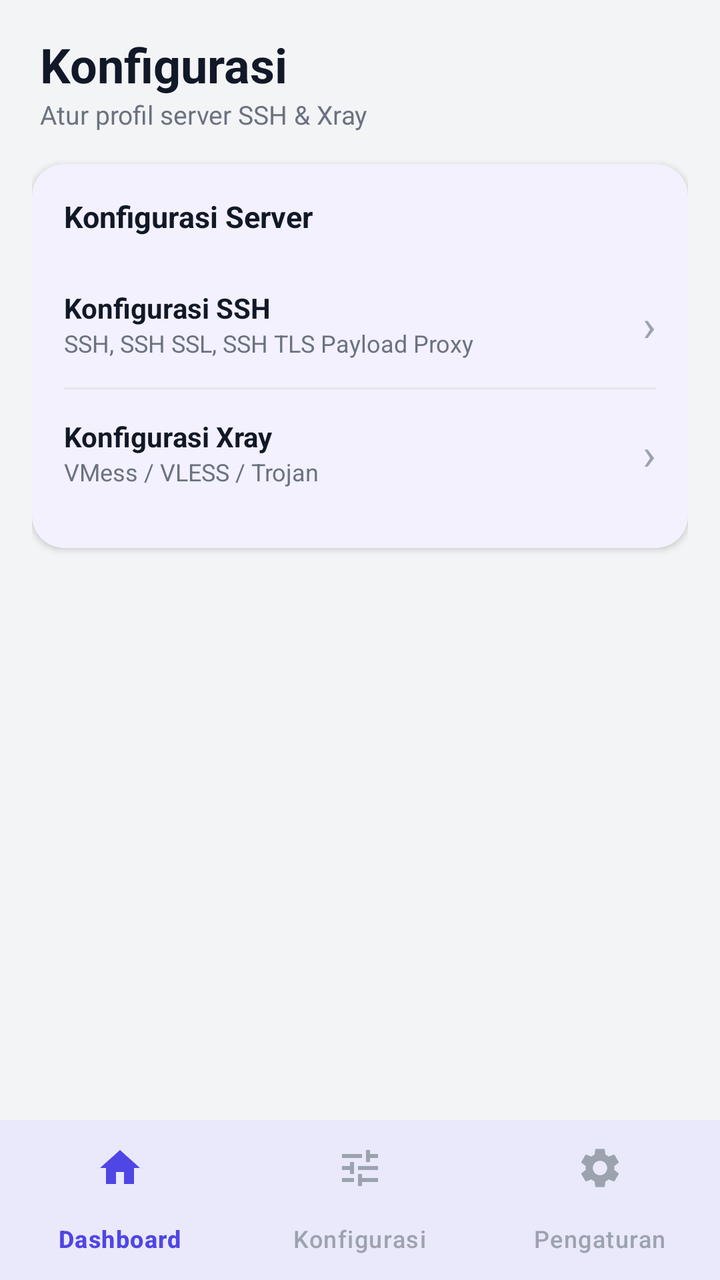
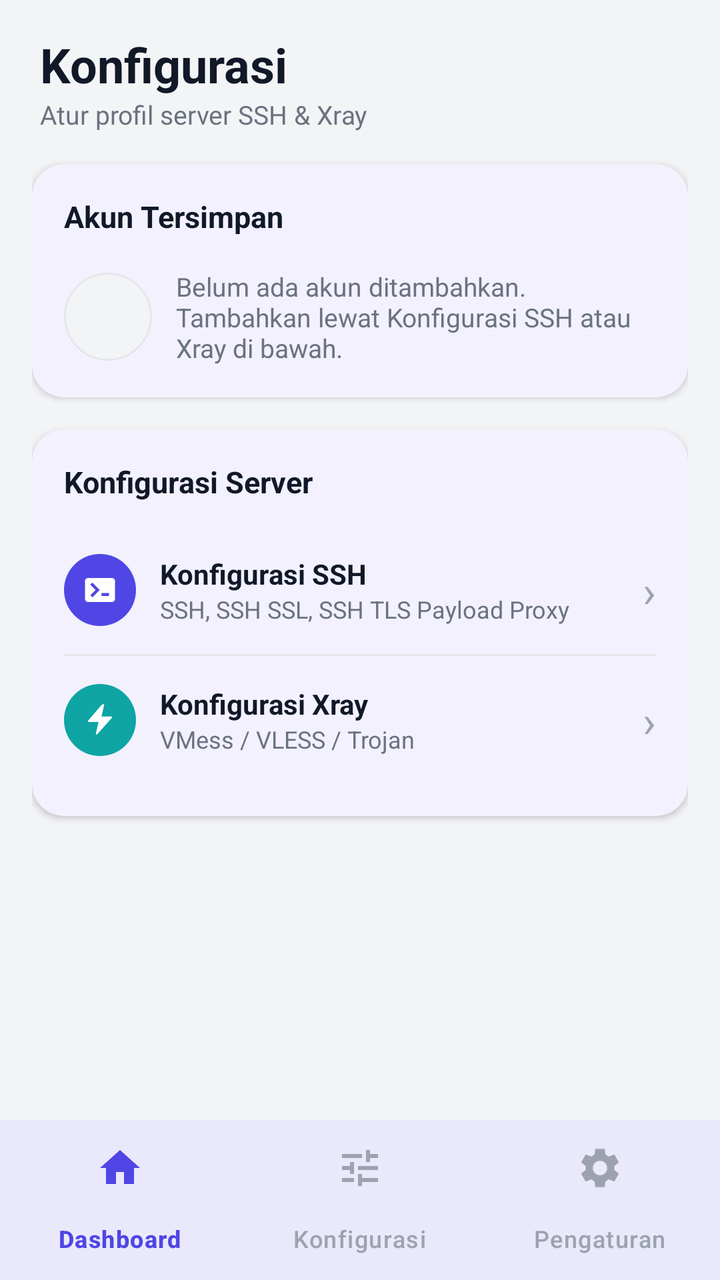

Screens rendered from an Android XML layout before and after an edit, with the pre-edit source and the edit as a unified diff.
<!-- AndroidManifest.xml: application theme Theme.TunnelApp -->
<!-- res/layout/activity_config.xml -->
<?xml version="1.0" encoding="utf-8"?>
<LinearLayout xmlns:android="http://schemas.android.com/apk/res/android"
    xmlns:app="http://schemas.android.com/apk/res-auto"
    android:layout_width="match_parent"
    android:layout_height="match_parent"
    android:orientation="vertical"
    android:background="@color/app_background">

    <ScrollView
        android:layout_width="match_parent"
        android:layout_height="0dp"
        android:layout_weight="1"
        android:fillViewport="true">

        <LinearLayout
            android:layout_width="match_parent"
            android:layout_height="wrap_content"
            android:orientation="vertical"
            android:padding="16dp">

            
            <LinearLayout
                android:layout_width="match_parent"
                android:layout_height="wrap_content"
                android:orientation="vertical"
                android:paddingStart="4dp"
                android:paddingEnd="4dp"
                android:layout_marginBottom="16dp">

                <TextView
                    android:layout_width="wrap_content"
                    android:layout_height="wrap_content"
                    android:text="Konfigurasi"
                    android:textColor="@color/text_primary"
                    android:textSize="24sp"
                    android:textStyle="bold" />

                <TextView
                    android:layout_width="wrap_content"
                    android:layout_height="wrap_content"
                    android:text="Atur profil server SSH &amp; Xray"
                    android:textColor="@color/text_secondary"
                    android:textSize="13sp" />
            </LinearLayout>

            
            <com.google.android.material.card.MaterialCardView
                style="@style/Card.Section"
                android:layout_width="match_parent"
                android:layout_height="wrap_content"
                android:layout_marginBottom="16dp">

                <LinearLayout
                    android:layout_width="match_parent"
                    android:layout_height="wrap_content"
                    android:orientation="vertical">

                    <TextView
                        style="@style/SectionTitleText"
                        android:layout_width="wrap_content"
                        android:layout_height="wrap_content"
                        android:text="Konfigurasi Server" />

                    <LinearLayout
                        android:id="@+id/rowConfigSsh"
                        android:layout_width="match_parent"
                        android:layout_height="wrap_content"
                        android:orientation="horizontal"
                        android:gravity="center_vertical"
                        android:paddingTop="14dp"
                        android:paddingBottom="14dp"
                        android:clickable="true"
                        android:focusable="true"
                        android:background="?attr/selectableItemBackground">

                        <LinearLayout
                            android:layout_width="0dp"
                            android:layout_height="wrap_content"
                            android:layout_weight="1"
                            android:orientation="vertical">

                            <TextView
                                android:layout_width="wrap_content"
                                android:layout_height="wrap_content"
                                android:text="Konfigurasi SSH"
                                android:textColor="@color/text_primary"
                                android:textStyle="bold"
                                android:textSize="14sp" />

                            <TextView
                                android:layout_width="wrap_content"
                                android:layout_height="wrap_content"
                                android:text="SSH, SSH SSL, SSH TLS Payload Proxy"
                                android:textColor="@color/text_secondary"
                                android:textSize="12sp" />
                        </LinearLayout>

                        <TextView
                            android:layout_width="wrap_content"
                            android:layout_height="wrap_content"
                            android:text="›"
                            android:textColor="@color/text_hint"
                            android:textSize="22sp" />
                    </LinearLayout>

                    <View
                        android:layout_width="match_parent"
                        android:layout_height="1dp"
                        android:background="@color/divider" />

                    <LinearLayout
                        android:id="@+id/rowConfigXray"
                        android:layout_width="match_parent"
                        android:layout_height="wrap_content"
                        android:orientation="horizontal"
                        android:gravity="center_vertical"
                        android:paddingTop="14dp"
                        android:paddingBottom="14dp"
                        android:clickable="true"
                        android:focusable="true"
                        android:background="?attr/selectableItemBackground">

                        <LinearLayout
                            android:layout_width="0dp"
                            android:layout_height="wrap_content"
                            android:layout_weight="1"
                            android:orientation="vertical">

                            <TextView
                                android:layout_width="wrap_content"
                                android:layout_height="wrap_content"
                                android:text="Konfigurasi Xray"
                                android:textColor="@color/text_primary"
                                android:textStyle="bold"
                                android:textSize="14sp" />

                            <TextView
                                android:layout_width="wrap_content"
                                android:layout_height="wrap_content"
                                android:text="VMess / VLESS / Trojan"
                                android:textColor="@color/text_secondary"
                                android:textSize="12sp" />
                        </LinearLayout>

                        <TextView
                            android:layout_width="wrap_content"
                            android:layout_height="wrap_content"
                            android:text="›"
                            android:textColor="@color/text_hint"
                            android:textSize="22sp" />
                    </LinearLayout>
                </LinearLayout>
            </com.google.android.material.card.MaterialCardView>

            <TextView
                android:id="@+id/tvActiveProfileConfig"
                android:layout_width="match_parent"
                android:layout_height="wrap_content"
                android:paddingStart="4dp"
                android:paddingEnd="4dp"
                android:text=""
                android:textColor="@color/text_secondary"
                android:textSize="12sp" />

        </LinearLayout>
    </ScrollView>

    
    <com.google.android.material.bottomnavigation.BottomNavigationView
        android:id="@+id/bottomNav"
        style="@style/Widget.TunnelApp.BottomNav"
        android:layout_width="match_parent"
        android:layout_height="wrap_content"
        app:menu="@menu/bottom_nav_menu" />

</LinearLayout>
<!-- resources referenced by this layout -->
<resources>
  <color name="app_background">#F3F4F6</color>
  <color name="divider">#E5E7EB</color>
  <color name="text_hint">#9CA3AF</color>
  <color name="text_primary">#111827</color>
  <color name="text_secondary">#6B7280</color>
  <style name="Card.Section" parent="Widget.Material3.CardView.Elevated">
          <item name="cardCornerRadius">16dp</item>
          <item name="cardElevation">2dp</item>
          <item name="contentPadding">16dp</item>
          <item name="cardBackgroundColor">@color/card_background</item>
          <item name="strokeWidth">0dp</item>
      </style>
  <style name="SectionTitleText">
          <item name="android:textColor">@color/text_primary</item>
          <item name="android:textStyle">bold</item>
          <item name="android:textSize">15sp</item>
          <item name="android:layout_marginBottom">12dp</item>
      </style>
  <color name="card_background">#FFFFFF</color>
  <color name="brand_primary">#4F46E5</color>
  <color name="brand_primary_dark">#4338CA</color>
  <color name="brand_on_primary">#FFFFFF</color>
  <color name="brand_secondary">#0EA5A4</color>
  <!-- unchanged entries left out for length: 2 -->
</resources>

<!-- the commit's change to res/layout/activity_config.xml (unified diff, before → after) -->
@@ -59,6 +59,146 @@
                         style="@style/SectionTitleText"
                         android:layout_width="wrap_content"
                         android:layout_height="wrap_content"
+                        android:layout_marginBottom="4dp"
+                        android:text="Akun Tersimpan" />
+
+                    
+                    <LinearLayout
+                        android:id="@+id/llAccountFilled"
+                        android:layout_width="match_parent"
+                        android:layout_height="wrap_content"
+                        android:orientation="horizontal"
+                        android:gravity="center_vertical"
+                        android:paddingTop="12dp"
+                        android:visibility="gone">
+
+                        <FrameLayout
+                            android:layout_width="44dp"
+                            android:layout_height="44dp"
+                            android:layout_marginEnd="12dp">
+
+                            <View
+                                android:id="@+id/ivAccountAvatarBg"
+                                android:layout_width="match_parent"
+                                android:layout_height="match_parent"
+                                android:background="@drawable/bg_avatar_ssh" />
+
+                            <ImageView
+                                android:id="@+id/ivAccountIcon"
+                                android:layout_width="22dp"
+                                android:layout_height="22dp"
+                                android:layout_gravity="center"
+                                android:src="@drawable/ic_account_ssh"
+                                android:contentDescription="@null" />
+                        </FrameLayout>
+
+                        <LinearLayout
+                            android:layout_width="0dp"
+                            android:layout_height="wrap_content"
+                            android:layout_weight="1"
+                            android:orientation="vertical">
+
+                            <TextView
+                                android:id="@+id/tvAccountTypeBadge"
+                                android:layout_width="wrap_content"
+                                android:layout_height="wrap_content"
+                                android:background="@drawable/bg_pill_brand_soft"
+                                android:paddingStart="8dp"
+                                android:paddingEnd="8dp"
+                                android:paddingTop="2dp"
+                                android:paddingBottom="2dp"
+                                android:layout_marginBottom="4dp"
+                                android:text="SSH"
+                                android:textColor="@color/brand_primary"
+                                android:textStyle="bold"
+                                android:textSize="11sp" />
+
+                            <TextView
+                                android:id="@+id/tvAccountTitle"
+                                android:layout_width="wrap_content"
+                                android:layout_height="wrap_content"
+                                android:text="host:port"
+                                android:textColor="@color/text_primary"
+                                android:textStyle="bold"
+                                android:textSize="14sp"
+                                android:maxLines="1"
+                                android:ellipsize="end" />
+                        </LinearLayout>
+
+                        <LinearLayout
+                            android:id="@+id/btnEditAccount"
+                            android:layout_width="wrap_content"
+                            android:layout_height="wrap_content"
+                            android:orientation="horizontal"
+                            android:gravity="center_vertical"
+                            android:background="@drawable/bg_btn_edit_outline"
+                            android:clickable="true"
+                            android:focusable="true"
+                            android:foreground="?attr/selectableItemBackground"
+                            android:paddingStart="12dp"
+                            android:paddingEnd="14dp"
+                            android:paddingTop="8dp"
+                            android:paddingBottom="8dp">
+
+                            <ImageView
+                                android:layout_width="16dp"
+                                android:layout_height="16dp"
+                                android:layout_marginEnd="6dp"
+                                android:src="@drawable/ic_edit_pencil"
+                                android:contentDescription="@null" />
+
+                            <TextView
+                                android:layout_width="wrap_content"
+                                android:layout_height="wrap_content"
+                                android:text="Edit"
+                                android:textColor="@color/brand_primary"
+                                android:textStyle="bold"
+                                android:textSize="13sp" />
+                        </LinearLayout>
+                    </LinearLayout>
+
+                    
+                    <LinearLayout
+                        android:id="@+id/llAccountEmpty"
+                        android:layout_width="match_parent"
+                        android:layout_height="wrap_content"
+                        android:orientation="horizontal"
+                        android:gravity="center_vertical"
+                        android:paddingTop="12dp">
+
+                        <View
+                            android:layout_width="44dp"
+                            android:layout_height="44dp"
+                            android:layout_marginEnd="12dp"
+                            android:background="@drawable/bg_avatar_empty" />
+
+                        <TextView
+                            android:layout_width="0dp"
+                            android:layout_height="wrap_content"
+                            android:layout_weight="1"
+                            android:text="Belum ada akun ditambahkan. Tambahkan lewat Konfigurasi SSH atau Xray di bawah."
+                            android:textColor="@color/text_secondary"
+                            android:textSize="13sp" />
+                    </LinearLayout>
+                </LinearLayout>
+            </com.google.android.material.card.MaterialCardView>
+
+            
+            <com.google.android.material.card.MaterialCardView
+                style="@style/Card.Section"
+                android:layout_width="match_parent"
+                android:layout_height="wrap_content"
+                android:layout_marginBottom="16dp">
+
+                <LinearLayout
+                    android:layout_width="match_parent"
+                    android:layout_height="wrap_content"
+                    android:orientation="vertical">
+
+                    <TextView
+                        style="@style/SectionTitleText"
+                        android:layout_width="wrap_content"
+                        android:layout_height="wrap_content"
                         android:text="Konfigurasi Server" />
 
                     <LinearLayout
@@ -73,6 +213,24 @@
                         android:focusable="true"
                         android:background="?attr/selectableItemBackground">
 
+                        <FrameLayout
+                            android:layout_width="36dp"
+                            android:layout_height="36dp"
+                            android:layout_marginEnd="12dp">
+
+                            <View
+                                android:layout_width="match_parent"
+                                android:layout_height="match_parent"
+                                android:background="@drawable/bg_avatar_ssh" />
+
+                            <ImageView
+                                android:layout_width="18dp"
+                                android:layout_height="18dp"
+                                android:layout_gravity="center"
+                                android:src="@drawable/ic_account_ssh"
+                                android:contentDescription="@null" />
+                        </FrameLayout>
+
                         <LinearLayout
                             android:layout_width="0dp"
                             android:layout_height="wrap_content"
@@ -120,6 +278,24 @@
                         android:focusable="true"
                         android:background="?attr/selectableItemBackground">
 
+                        <FrameLayout
+                            android:layout_width="36dp"
+                            android:layout_height="36dp"
+                            android:layout_marginEnd="12dp">
+
+                            <View
+                                android:layout_width="match_parent"
+                                android:layout_height="match_parent"
+                                android:background="@drawable/bg_avatar_xray" />
+
+                            <ImageView
+                                android:layout_width="18dp"
+                                android:layout_height="18dp"
+                                android:layout_gravity="center"
+                                android:src="@drawable/ic_account_xray"
+                                android:contentDescription="@null" />
+                        </FrameLayout>
+
                         <LinearLayout
                             android:layout_width="0dp"
                             android:layout_height="wrap_content"
@@ -151,16 +327,6 @@
                     </LinearLayout>
                 </LinearLayout>
             </com.google.android.material.card.MaterialCardView>
-
-            <TextView
-                android:id="@+id/tvActiveProfileConfig"
-                android:layout_width="match_parent"
-                android:layout_height="wrap_content"
-                android:paddingStart="4dp"
-                android:paddingEnd="4dp"
-                android:text=""
-                android:textColor="@color/text_secondary"
-                android:textSize="12sp" />
 
         </LinearLayout>
     </ScrollView>
<!-- resource entries referenced after the edit -->
@@ -5,6 +5,62 @@
   <color name="text_hint">#9CA3AF</color>
   <color name="text_primary">#111827</color>
   <color name="text_secondary">#6B7280</color>
+  <!-- drawable bg_avatar_empty (drawable) -->
+  <shape xmlns:android="http://schemas.android.com/apk/res/android"
+      android:shape="oval">
+      <solid android:color="@color/status_pending_bg" />
+      <stroke android:width="1dp" android:color="@color/divider" />
+  </shape>
+  <!-- drawable bg_avatar_ssh (drawable) -->
+  <shape xmlns:android="http://schemas.android.com/apk/res/android"
+      android:shape="oval">
+      <solid android:color="@color/brand_primary" />
+  </shape>
+  <!-- drawable bg_avatar_xray (drawable) -->
+  <shape xmlns:android="http://schemas.android.com/apk/res/android"
+      android:shape="oval">
+      <solid android:color="@color/brand_secondary" />
+  </shape>
+  <!-- drawable bg_btn_edit_outline (drawable) -->
+  <shape xmlns:android="http://schemas.android.com/apk/res/android" android:shape="rectangle">
+      <solid android:color="#EEF2FF" />
+      <corners android:radius="10dp" />
+  </shape>
+  <!-- drawable bg_pill_brand_soft (drawable) -->
+  <shape xmlns:android="http://schemas.android.com/apk/res/android" android:shape="rectangle">
+      <solid android:color="#EEF2FF" />
+      <corners android:radius="10dp" />
+  </shape>
+  <!-- drawable ic_account_ssh (drawable) -->
+  <vector xmlns:android="http://schemas.android.com/apk/res/android"
+      android:width="24dp"
+      android:height="24dp"
+      android:viewportWidth="24"
+      android:viewportHeight="24">
+      <path
+          android:fillColor="#FFFFFF"
+          android:pathData="M4,4h16c1.1,0 2,0.9 2,2v12c0,1.1 -0.9,2 -2,2H4c-1.1,0 -2,-0.9 -2,-2V6c0,-1.1 0.9,-2 2,-2zM5.5,8.5 L9,12l-3.5,3.5 1.4,1.4L11.8,12 6.9,7.1 5.5,8.5zM13,16h5v-2h-5v2z"/>
+  </vector>
+  <!-- drawable ic_account_xray (drawable) -->
+  <vector xmlns:android="http://schemas.android.com/apk/res/android"
+      android:width="24dp"
+      android:height="24dp"
+      android:viewportWidth="24"
+      android:viewportHeight="24">
+      <path
+          android:fillColor="#FFFFFF"
+          android:pathData="M13,2L4.09,12.41c-0.29,0.34 -0.06,0.9 0.39,0.9H11l-1.75,7.68c-0.13,0.58 0.61,0.92 0.96,0.44L19.91,10.6c0.29,-0.34 0.06,-0.9 -0.39,-0.9H13l1.75,-7.68C14.98,1.44 14.24,1.1 13,2z"/>
+  </vector>
+  <!-- drawable ic_edit_pencil (drawable) -->
+  <vector xmlns:android="http://schemas.android.com/apk/res/android"
+      android:width="18dp"
+      android:height="18dp"
+      android:viewportWidth="24"
+      android:viewportHeight="24">
+      <path
+          android:fillColor="#4F46E5"
+          android:pathData="M3,17.25V21h3.75L17.81,9.94l-3.75,-3.75L3,17.25zM20.71,7.04c0.39,-0.39 0.39,-1.02 0,-1.41l-2.34,-2.34c-0.39,-0.39 -1.02,-0.39 -1.41,0l-1.83,1.83 3.75,3.75 1.83,-1.83z"/>
+  </vector>
   <style name="Card.Section" parent="Widget.Material3.CardView.Elevated">
           <item name="cardCornerRadius">16dp</item>
           <item name="cardElevation">2dp</item>
@@ -18,6 +74,7 @@
           <item name="android:textSize">15sp</item>
           <item name="android:layout_marginBottom">12dp</item>
       </style>
+  <color name="status_pending_bg">#F3F4F6</color>
   <color name="card_background">#FFFFFF</color>
   <color name="brand_primary">#4F46E5</color>
   <color name="brand_primary_dark">#4338CA</color>
